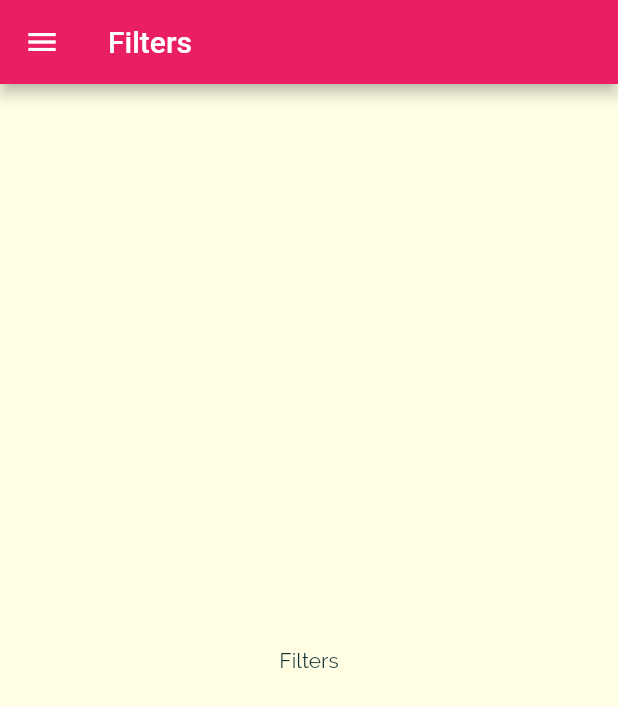
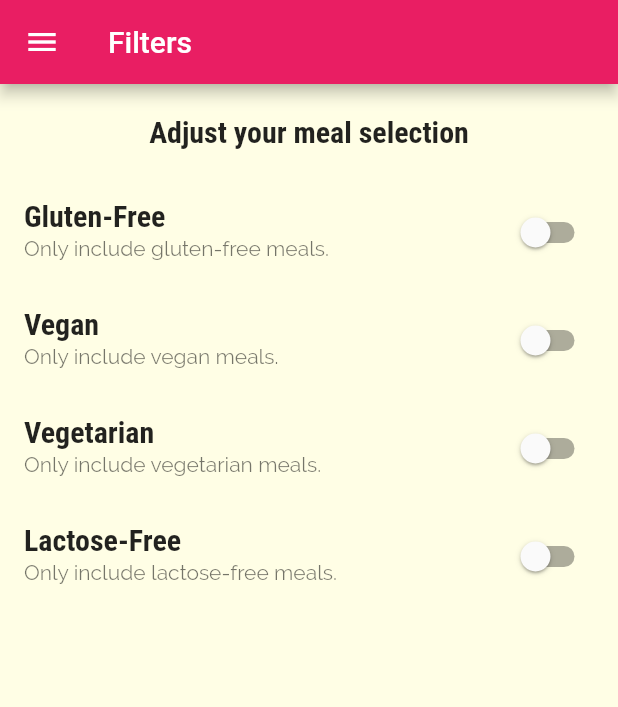
Before and after one commit to fakhruddin07/meals_app, a Flutter app: the FiltersScreen screen opened by its route, on a phone screen of 412 x 824 dp. Shown: the top 707 px of the screen. Run offline on Flutter 3.47's test engine with Material 2 defaults, Android fonts, the phone set to English and light mode, and no system bars.

Commit message:
Adding Filter Switches

```diff
--- a/lib/screens/filters_screen.dart
+++ b/lib/screens/filters_screen.dart
@@ -1,20 +1,95 @@
 import 'package:flutter/material.dart';
 import 'package:meals_app/widgets/main_drawer.dart';
 
-class FiltersScreen extends StatelessWidget {
+class FiltersScreen extends StatefulWidget {
   static const routeName = "/filters";
   const FiltersScreen({super.key});
+
+  @override
+  State<FiltersScreen> createState() => _FiltersScreenState();
+}
+
+class _FiltersScreenState extends State<FiltersScreen> {
+  bool _glutenFree = false;
+  bool _vegan = false;
+  bool _vegetarian = false;
+  bool _lactoseFree = false;
+  late Function updateValue;
+
+  Widget _buildSwitchListTile(
+    String title,
+    String description,
+    bool currentValue,
+    updateValue,
+  ) {
+    return SwitchListTile(
+      title: Text(title),
+      subtitle: Text(description),
+      value: currentValue,
+      onChanged: updateValue,
+    );
+  }
 
   @override
   Widget build(BuildContext context) {
     return Scaffold(
       appBar: AppBar(
-        title: Text("Filters"),
+        title: const Text("Filters"),
       ),
-      drawer: MainDrawer(),
-      body: Center(
-        child: Text("Filters"),
-      ),
+      drawer: const MainDrawer(),
+      body: Column(children: [
+        Container(
+          padding: const EdgeInsets.all(20),
+          child: Text(
+            "Adjust your meal selection",
+            style: Theme.of(context).textTheme.titleMedium,
+          ),
+        ),
+        Expanded(
+          child: ListView(children: [
+            _buildSwitchListTile(
+              "Gluten-Free",
+              "Only include gluten-free meals.",
+              _glutenFree,
+              (newValue) {
+                setState(() {
+                  _glutenFree = newValue;
+                });
+              },
+            ),
+            _buildSwitchListTile(
+              "Vegan",
+              "Only include vegan meals.",
+              _vegan,
+              (newValue) {
+                setState(() {
+                  _vegan = newValue;
+                });
+              },
+            ),
+            _buildSwitchListTile(
+              "Vegetarian",
+              "Only include vegetarian meals.",
+              _vegetarian,
+              (newValue) {
+                setState(() {
+                  _vegetarian = newValue;
+                });
+              },
+            ),
+            _buildSwitchListTile(
+              "Lactose-Free",
+              "Only include lactose-free meals.",
+              _lactoseFree,
+              (newValue) {
+                setState(() {
+                  _lactoseFree = newValue;
+                });
+              },
+            ),
+          ]),
+        )
+      ]),
     );
   }
 }
```
